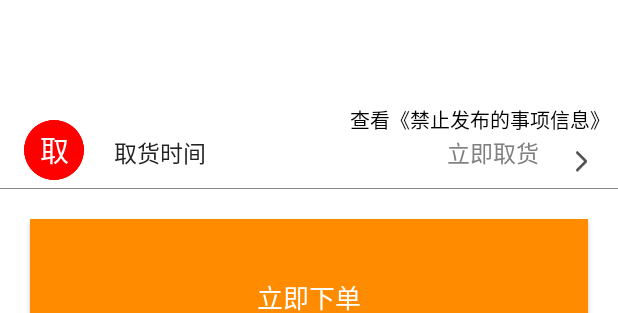
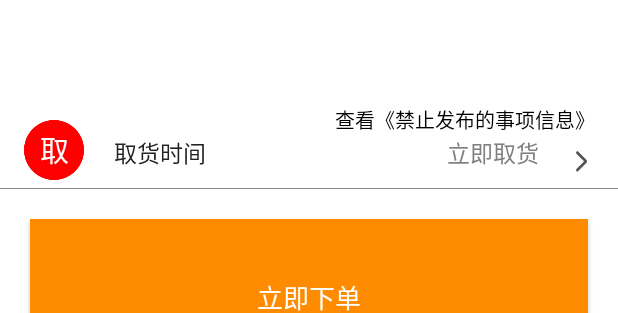
Before and after one commit to teamsKing/HappySending, an Android app: the layout fragment_send.xml on its own in the app's theme, with its tools: preview values and no code run, on a phone screen of 412 x 824 dp. Shown: the part 831-1144 px from the top of the screen. Run offline under Robolectric (Android 15) with nearby library versions, the phone set to English and light mode, and no system bars; plain views replace CBLoopViewPager.

Commit message:
添加sendFragment

```diff
--- a/app/src/main/res/layout/fragment_send.xml
+++ b/app/src/main/res/layout/fragment_send.xml
@@ -21,9 +21,9 @@
         android:layout_height="match_parent"
         android:layout_weight="7.5"
 
-        android:gravity="center_vertical"
         android:background="@color/grey_200"
         android:drawableLeft="@mipmap/login_qqlogin"
+        android:gravity="center_vertical"
         android:padding="10dp"
         android:text="发布任务"
     />
@@ -98,6 +98,7 @@
                    android:src="@mipmap/arrow_right"/>
 
     </RelativeLayout>
+
     <RelativeLayout
         android:layout_width="match_parent"
         android:layout_height="match_parent"
@@ -129,7 +130,7 @@
             style="@style/textItem"
             android:layout_above="@+id/textView4"
             android:layout_alignParentRight="true"
-            android:layout_marginRight="5dp"
+            android:layout_marginRight="15dp"
             android:text="@string/lookJinZhi"
             android:textColor="@color/black"
             android:textSize="13sp"/>
@@ -146,10 +147,10 @@
             android:id="@+id/fragmentsend_img3"
             android:layout_width="wrap_content"
             android:layout_height="wrap_content"
+            android:layout_alignParentBottom="true"
             android:layout_alignParentRight="true"
+            android:layout_below="@+id/fragmentsend_txt32"
             android:layout_marginRight="16dp"
-            android:layout_alignParentBottom="true"
-            android:layout_below="@+id/fragmentsend_txt32"
             android:src="@mipmap/arrow_right"/>
     </RelativeLayout>
     <Button
```
